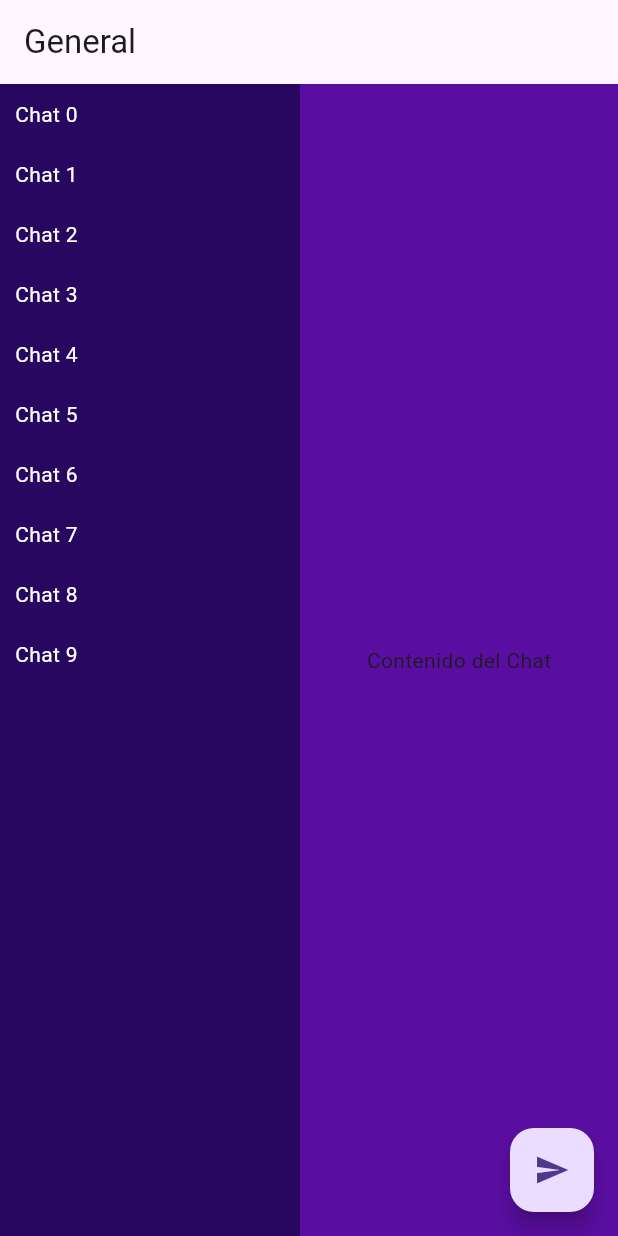
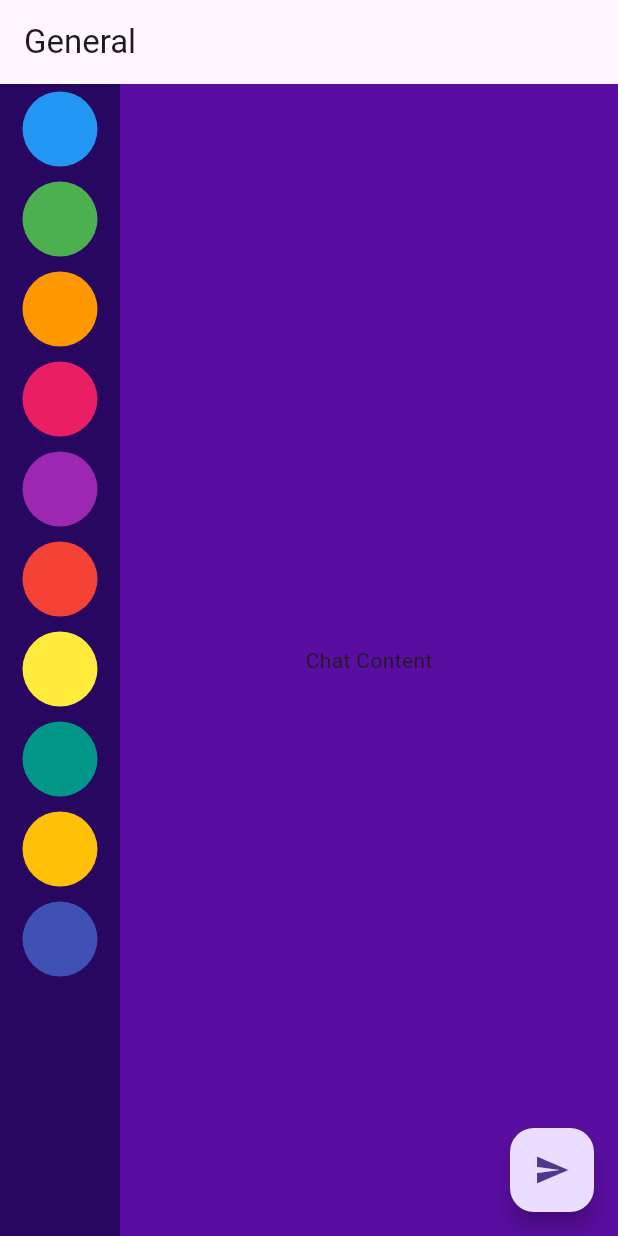
Before and after one commit to 0marContreras/BIScord-frontend, a Flutter app: the GeneralPage screen opened directly, on a phone screen of 412 x 824 dp. Run offline on Flutter 3.47's test engine with Material 3 defaults, Android fonts, the phone set to English and light mode, and no system bars; our stand-ins replace shared_preferences; accounts and stored records are empty.

Commit message:
Bubble chat server

```diff
--- a/lib/general.dart
+++ b/lib/general.dart
@@ -32,16 +32,16 @@ class _GeneralPageState extends State<GeneralPage> {
         children: [
           // Column for the list of chats
           Container(
-            width: 200, // Width of the chat list
+            width: 80, // Width of the chat list
             color: Color.fromARGB(219, 35, 2, 93), // Background color for chat list
             child: ListView.builder(
               itemCount: 10, // Arbitrary number of elements
               itemBuilder: (context, index) {
-                return ChatItem(
+                return ChatBubble(
                   index: index,
                   isSelected: index == _selectedChatIndex,
                   onSelect: _selectChat,
-                ); // Each element is an interactive ChatItem
+                ); // Each element is an interactive ChatBubble
               },
             ),
           ),
@@ -50,7 +50,7 @@ class _GeneralPageState extends State<GeneralPage> {
             child: Container(
               color: Color.fromARGB(255, 90, 14, 161), // Background color for chat content
               child: Center(
-                child: Text('Contenido del Chat'),
+                child: Text('Chat Content'),
               ),
             ),
           ),
@@ -129,7 +129,6 @@ class _ChatDetailScreenState extends State<ChatDetailScreen> {
                     _sendMessage();
                   },
                   icon: Icon(Icons.send),
-
                 ),
               ],
             ),
@@ -150,12 +149,12 @@ class _ChatDetailScreenState extends State<ChatDetailScreen> {
   }
 }
 
-class ChatItem extends StatelessWidget {
+class ChatBubble extends StatelessWidget {
   final int index;
   final bool isSelected;
   final Function(int) onSelect;
 
-  const ChatItem({
+  const ChatBubble({
     Key? key,
     required this.index,
     required this.isSelected,
@@ -169,16 +168,37 @@ class ChatItem extends StatelessWidget {
         onSelect(index);
       },
       child: Container(
-        padding: EdgeInsets.all(10),
-        color: isSelected ? Color.fromARGB(255, 26, 0, 51) : null, // Color when selected
-        child: Text(
-          'Chat $index',
-          style: TextStyle(
-            fontWeight: isSelected ? FontWeight.bold : FontWeight.normal,
-            color: Colors.white, // Text color
+        width: 50,
+        height: 50,
+        margin: EdgeInsets.symmetric(vertical: 5),
+        decoration: BoxDecoration(
+          shape: BoxShape.circle,
+          color: _getColorForIndex(index), // Color based on index
+          border: Border.all(
+            color: isSelected ? Colors.white : Colors.transparent, // Border color when selected
+            width: isSelected ? 2 : 0, // Border width when selected
           ),
         ),
       ),
     );
   }
+
+  Color _getColorForIndex(int index) {
+    // List of colors for chat bubbles
+    List<Color> colors = [
+      Colors.blue,
+      Colors.green,
+      Colors.orange,
+      Colors.pink,
+      Colors.purple,
+      Colors.red,
+      Colors.yellow,
+      Colors.teal,
+      Colors.amber,
+      Colors.indigo,
+    ];
+
+    // Use modulo operator to cycle through colors list
+    return colors[index % colors.length];
+  }
 }
```
